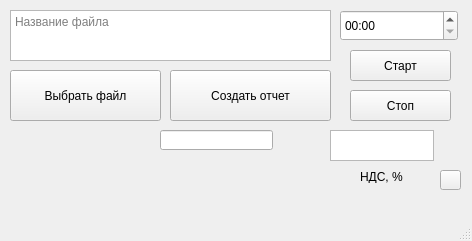
Qt form data/mainwindow.ui (orocko-v2/MTS-API) before a commit.
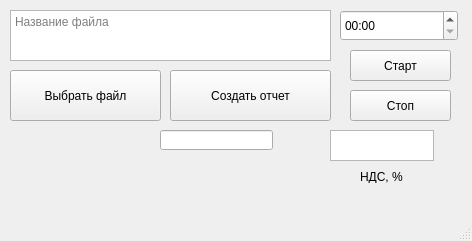
The same form after that commit.

The edit to the form file:
```diff
--- a/data/mainwindow.ui
+++ b/data/mainwindow.ui
@@ -128,19 +128,6 @@
      <string>НДС, %</string>
     </property>
    </widget>
-   <widget class="QPushButton" name="settingsButton">
-    <property name="geometry">
-     <rect>
-      <x>440</x>
-      <y>170</y>
-      <width>21</width>
-      <height>20</height>
-     </rect>
-    </property>
-    <property name="text">
-     <string/>
-    </property>
-   </widget>
   </widget>
   <widget class="QMenuBar" name="menubar">
    <property name="geometry">
```
